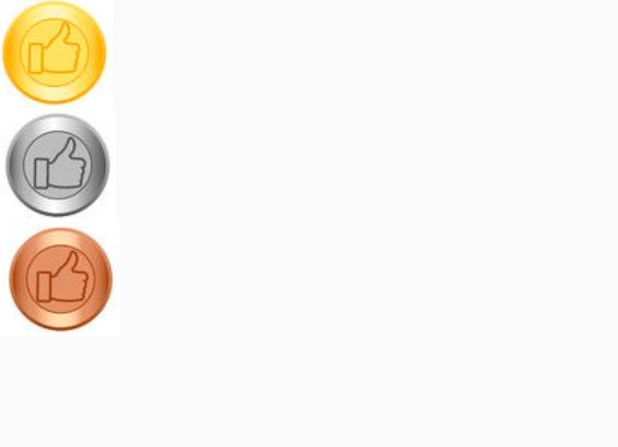
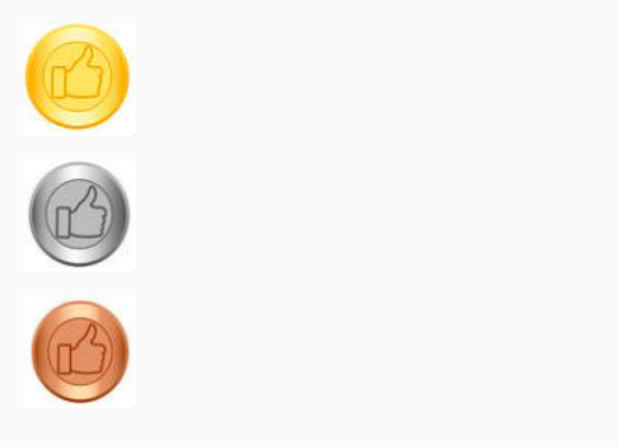
Before and after one commit to dennisXZX/DXPuzzle, an Android app: the layout custom_dialog.xml on its own in the app's theme, with its tools: preview values and no code run, on a phone screen of 412 x 824 dp. Shown: the top 447 px of the screen. Run offline under Robolectric (Android 15) with nearby library versions, the phone set to English and light mode, and no system bars.

Commit message:
improved ranking dialog UI

```diff
--- a/app/src/main/res/layout/custom_dialog.xml
+++ b/app/src/main/res/layout/custom_dialog.xml
@@ -8,11 +8,14 @@
     android:orientation="vertical">
 
     <RelativeLayout
+        android:layout_marginTop="15dp"
+        android:layout_marginBottom="15dp"
         android:layout_width="match_parent"
         android:layout_height="wrap_content">
 
         <ImageView
             android:id="@+id/image1"
+            android:layout_marginLeft="15dp"
             android:layout_width="wrap_content"
             android:layout_height="wrap_content"
             android:layout_marginRight="5dp"
@@ -20,9 +23,11 @@
 
         <TextView
             android:id="@+id/username1"
+            android:layout_marginLeft="10dp"
             android:layout_width="wrap_content"
             android:layout_height="wrap_content"
             android:textSize="22sp"
+            android:layout_marginTop="17dp"
             android:layout_toRightOf="@+id/image1"/>
 
         <TextView
@@ -30,16 +35,19 @@
             android:layout_width="wrap_content"
             android:layout_height="wrap_content"
             android:textSize="22sp"
+            android:layout_marginTop="17dp"
             android:layout_toRightOf="@+id/username1"/>
 
     </RelativeLayout>
 
     <RelativeLayout
+        android:layout_marginBottom="15dp"
         android:layout_width="match_parent"
         android:layout_height="wrap_content">
 
         <ImageView
             android:id="@+id/image2"
+            android:layout_marginLeft="15dp"
             android:layout_width="wrap_content"
             android:layout_height="wrap_content"
             android:layout_marginRight="5dp"
@@ -47,9 +55,11 @@
 
         <TextView
             android:id="@+id/username2"
+            android:layout_marginLeft="10dp"
             android:layout_width="wrap_content"
             android:layout_height="wrap_content"
             android:textSize="22sp"
+            android:layout_marginTop="17dp"
             android:layout_toRightOf="@+id/image2"/>
 
         <TextView
@@ -57,16 +67,19 @@
             android:layout_width="wrap_content"
             android:layout_height="wrap_content"
             android:textSize="22sp"
+            android:layout_marginTop="17dp"
             android:layout_toRightOf="@+id/username2"/>
 
     </RelativeLayout>
 
     <RelativeLayout
+        android:layout_marginBottom="25dp"
         android:layout_width="match_parent"
         android:layout_height="wrap_content">
 
         <ImageView
             android:id="@+id/image3"
+            android:layout_marginLeft="15dp"
             android:layout_width="wrap_content"
             android:layout_height="wrap_content"
             android:layout_marginRight="5dp"
@@ -74,9 +87,11 @@
 
         <TextView
             android:id="@+id/username3"
+            android:layout_marginLeft="10dp"
             android:layout_width="wrap_content"
             android:layout_height="wrap_content"
             android:textSize="22sp"
+            android:layout_marginTop="17dp"
             android:layout_toRightOf="@+id/image3"/>
 
         <TextView
@@ -84,6 +99,7 @@
             android:layout_width="wrap_content"
             android:layout_height="wrap_content"
             android:textSize="22sp"
+            android:layout_marginTop="17dp"
             android:layout_toRightOf="@+id/username3"/>
 
     </RelativeLayout>
```
Also changed, not shown: app/src/main/res/drawable/bronze.JPG, app/src/main/res/drawable/gold.JPG, app/src/main/res/drawable/silver.JPG.
